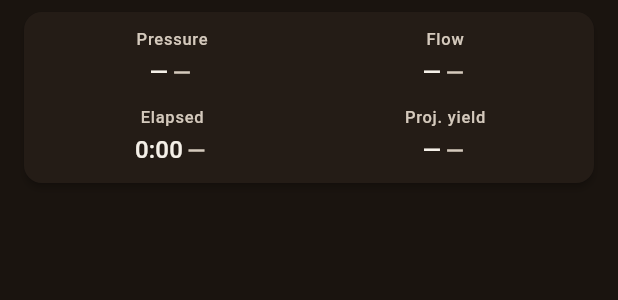
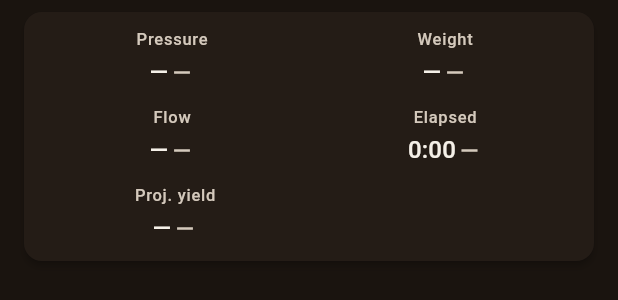
Before and after one commit to isyourbrainfoss/Flowlog, a Flutter app: the LiveMetricsRow widget shown alone on an empty page, opened directly, on a phone screen of 412 x 824 dp. Shown: the top 300 px of the screen. Run offline on Flutter 3.47's test engine with Material 3 defaults, Android fonts, the light colour scheme and no system bars; our stand-ins replace drift, flutter_blue_plus, geolocator, pdf, share_plus, wakelock_plus; missing offline and left inert: file_selector; accounts and stored records are empty; generated files the repository leaves out were written again.

Commit message:
fix(live): Pair sensor when unpaired; show weight g and axis numbers
- Idle banner says Pair sensor (opens Sensors) when no pressensor is paired;
  Reconnect only when a pressensor is already paired.
- Live metrics include Weight (g) alongside Flow (g/s).
- Overlay chart draws numeric right-axis ticks for weight (g); unit labels
  use series colors for g / g/s.

```diff
--- a/app/flowlog/lib/screens/live/metrics_row.dart
+++ b/app/flowlog/lib/screens/live/metrics_row.dart
@@ -14,11 +14,13 @@ enum MetricTrend {
 class LiveMetrics {
   const LiveMetrics({
     this.pressureBar,
+    this.weightG,
     this.flowGs,
     this.tempC,
     required this.elapsedMs,
     this.projectedYieldG,
     this.pressureTrend = MetricTrend.neutral,
+    this.weightTrend = MetricTrend.neutral,
     this.flowTrend = MetricTrend.neutral,
     this.tempTrend = MetricTrend.neutral,
     this.elapsedTrend = MetricTrend.neutral,
@@ -28,11 +30,13 @@ class LiveMetrics {
   static const defaultTargetDurationMs = 30000;
 
   final double? pressureBar;
+  final double? weightG;
   final double? flowGs;
   final double? tempC;
   final int elapsedMs;
   final double? projectedYieldG;
   final MetricTrend pressureTrend;
+  final MetricTrend weightTrend;
   final MetricTrend flowTrend;
   final MetricTrend tempTrend;
   final MetricTrend elapsedTrend;
@@ -70,11 +74,13 @@ class LiveMetrics {
 
     return LiveMetrics(
       pressureBar: current.pressureBar,
+      weightG: current.weightG,
       flowGs: current.flowGs,
       tempC: current.tempC,
       elapsedMs: current.elapsedMs,
       projectedYieldG: projectedYieldG,
       pressureTrend: _trend(current.pressureBar, prior?.pressureBar),
+      weightTrend: _trend(current.weightG, prior?.weightG),
       flowTrend: _trend(current.flowGs, prior?.flowGs),
       tempTrend: _trend(current.tempC, prior?.tempC),
       elapsedTrend: _trend(
@@ -178,12 +184,21 @@ class LiveMetricsRow extends StatelessWidget {
         labelStyle: labelStyle,
         valueStyle: valueStyle,
       ),
+      _MetricTile(
+        key: const Key('live_metric_weight'),
+        label: 'Weight',
+        value: _formatWeight(resolved.weightG),
+        trend: resolved.weightTrend,
+        labelStyle: labelStyle,
+        valueStyle: valueStyle,
+      ),
       FlowStabilityPulse(
         isStable: isFlowStable(
           flowGs: resolved.flowGs,
           flowTrendIsNeutral: resolved.flowTrend == MetricTrend.neutral,
         ),
         child: _MetricTile(
+          key: const Key('live_metric_flow'),
           label: 'Flow',
           value: _formatFlow(resolved.flowGs),
           trend: resolved.flowTrend,
@@ -269,6 +284,13 @@ class LiveMetricsRow extends StatelessWidget {
       return '—';
     }
     return '${bar.toStringAsFixed(1)} bar';
+  }
+
+  static String _formatWeight(double? grams) {
+    if (grams == null) {
+      return '—';
+    }
+    return '${grams.toStringAsFixed(1)} g';
   }
 
   static String _formatFlow(double? flowGs) {
--- a/app/flowlog/lib/screens/live_screen.dart
+++ b/app/flowlog/lib/screens/live_screen.dart
@@ -18,12 +18,15 @@ import 'package:flowlog/screens/live/save_shot.dart';
 import 'package:flowlog/settings/brew_defaults_store.dart';
 import 'package:flowlog/settings/brew_location_store.dart';
 import 'package:flowlog/sync/flowlog_sync_coordinator.dart';
+import 'package:flowlog/screens/more/sensors_screen.dart';
 import 'package:flowlog/sensors/live_sensor_source.dart';
 import 'package:flowlog/sensors/sensor_hub.dart';
 import 'package:flowlog/shell/active_bean_scope.dart';
 import 'package:flowlog/shell/active_brew_scope.dart';
+import 'package:flowlog/shell/app_destinations.dart';
 import 'package:flowlog/shell/shot_events.dart';
 import 'package:flowlog/shell/shell_breakpoints.dart';
+import 'package:flowlog/shell/shell_scope.dart';
 import 'package:flowlog/shell/shortcuts.dart';
 import 'package:flowlog_charts/flowlog_charts.dart';
 import 'package:flowlog_core/flowlog_core.dart';
@@ -430,6 +433,18 @@ class _LiveScreenState extends State<LiveScreen> {
     }
   }
 
+  void _onPairSensors() {
+    FlowlogShellScope.maybeOf(context)?.switchTab(AppTab.more);
+    Navigator.of(context).push(
+      MaterialPageRoute<void>(
+        builder: (context) => Scaffold(
+          appBar: AppBar(title: const Text('Sensors')),
+          body: const SensorsScreen(),
+        ),
+      ),
+    );
+  }
+
   Future<FlowlogDatabase> _ensureDatabase() async {
     if (_database != null) {
       return _database!;
@@ -831,7 +846,11 @@ class _LiveScreenState extends State<LiveScreen> {
                           _IdleSensorStatus(
                             pressureBarNotifier: _livePressureNotifier,
                             lastUpdateNotifier: _livePressureLastUpdate,
+                            pressensorPaired: SensorHubScope.maybeOf(context)
+                                    ?.hasKind(SensorKind.pressensor) ??
+                                false,
                             onReconnect: _onReconnectSensors,
+                            onPair: _onPairSensors,
                             autoStartEnabled: _resolvedAutoStartController.settings.enabled,
                             autoStartThreshold: _resolvedAutoStartController.settings.startThresholdBar,
                           ),
@@ -1153,21 +1172,26 @@ Duration get kIdlePressureLiveWindow => kLivePressureFreshWindow;
 /// A leftover pressure value after a brew is NOT treated as "connected /
 /// ready" once it goes stale — otherwise the UI looks ready when the
 /// sensor has already dropped (common right after a shot). Stale and missing
-/// readings both show the red "not connected" state with a Reconnect button,
-/// matching the first-launch experience. LiveAutoStartListener also clears
-/// notifiers on brew start/stop and when samples age out.
+/// readings both show the red "not ready" state. Action is **Reconnect** when
+/// a pressensor is already paired, or **Pair sensor** when none is paired.
+/// LiveAutoStartListener also clears notifiers on brew start/stop and when
+/// samples age out.
 class _IdleSensorStatus extends StatefulWidget {
   const _IdleSensorStatus({
     required this.pressureBarNotifier,
     required this.lastUpdateNotifier,
+    required this.pressensorPaired,
     required this.onReconnect,
+    required this.onPair,
     required this.autoStartEnabled,
     required this.autoStartThreshold,
   });
 
   final ValueNotifier<double?> pressureBarNotifier;
   final ValueNotifier<DateTime?> lastUpdateNotifier;
+  final bool pressensorPaired;
   final VoidCallback onReconnect;
+  final VoidCallback onPair;
   final bool autoStartEnabled;
   final double autoStartThreshold;
 
@@ -1182,7 +1206,7 @@ class _IdleSensorStatusState extends State<_IdleSensorStatus> {
   void initState() {
     super.initState();
     // Rebuild periodically so a leftover post-shot reading flips from
-    // "ready" to "not ready + Reconnect" as soon as it becomes stale.
+    // "ready" to "not ready" as soon as it becomes stale.
     _ticker = Timer.periodic(const Duration(seconds: 1), (_) {
       if (mounted) setState(() {});
     });
@@ -1209,6 +1233,7 @@ class _IdleSensorStatusState extends State<_IdleSensorStatus> {
   Widget build(BuildContext context) {
     final theme = Theme.of(context);
     final cs = theme.colorScheme;
+    final paired = widget.pressensorPaired;
 
     return ValueListenableBuilder<double?>(
       valueListenable: widget.pressureBarNotifier,
@@ -1234,16 +1259,23 @@ class _IdleSensorStatusState extends State<_IdleSensorStatus> {
                   ? 'Live: $pStr bar · Auto-start at ${widget.autoStartThreshold.toStringAsFixed(1)} bar'
                   : 'Live: $pStr bar';
             } else if (hasStaleReading && pressureValue != null) {
-              // Same red "not ready" look as a fresh app open, but keep the
-              // last number visible so the user can see why it looked ready.
               title = 'Pressensor not ready — no live pressure';
               final pStr = pressureValue.toStringAsFixed(2);
-              subtitle =
-                  'Last reading: $pStr bar (stale). Reconnect, then start the next shot.';
+              subtitle = paired
+                  ? 'Last reading: $pStr bar (stale). Reconnect, then start the next shot.'
+                  : 'Last reading: $pStr bar (stale). Pair a pressensor to continue.';
+            } else if (!paired) {
+              title = 'No pressensor paired';
+              subtitle = 'Pair a pressensor to record pressure and auto-start';
             } else {
               title = 'Pressensor not connected';
               subtitle = 'Reconnect to start recording';
             }
+
+            final actionLabel = paired ? 'Reconnect' : 'Pair sensor';
+            final actionKey = paired
+                ? const Key('idle_sensor_reconnect')
+                : const Key('idle_sensor_pair');
 
             return Material(
               key: const Key('idle_sensor_status'),
@@ -1280,15 +1312,16 @@ class _IdleSensorStatusState extends State<_IdleSensorStatus> {
                     ),
                     if (!isLive)
                       OutlinedButton(
-                        key: const Key('idle_sensor_reconnect'),
+                        key: actionKey,
                         style: OutlinedButton.styleFrom(
                           foregroundColor: onColor,
                           side: BorderSide(
                             color: onColor.withValues(alpha: 0.5),
                           ),
                         ),
-                        onPressed: widget.onReconnect,
-                        child: const Text('Reconnect'),
+                        onPressed:
+                            paired ? widget.onReconnect : widget.onPair,
+                        child: Text(actionLabel),
                       ),
                   ],
                 ),
--- a/packages/flowlog_charts/lib/src/dual_curve_chart.dart
+++ b/packages/flowlog_charts/lib/src/dual_curve_chart.dart
@@ -1119,6 +1119,7 @@ class DualCurveChartPainter extends CustomPainter {
   }
 
   void _drawGrid(Canvas canvas, Rect plotRect, _ChartScales scales) {
+    // Primary (left) grid + labels: pressure when shown, else weight, else flow.
     if (showPressure) {
       _drawValueGrid(
         canvas,
@@ -1146,7 +1147,60 @@ class DualCurveChartPainter extends CustomPainter {
       );
     }
 
+    // Overlay mode: pressure uses the left axis; put weight numbers on the
+    // right so g is readable (flow uses a different scale — numbers in split /
+    // flow-only, or via crosshair + metrics row).
+    if (!compact && showPressure && showWeight) {
+      _drawRightValueLabels(
+        canvas,
+        plotRect,
+        maxValue: scales.weightMax,
+        step: _gridStepForMax(scales.weightMax, targetLines: 5),
+        color: FlowlogChartColors.weightLine,
+      );
+    } else if (!compact && showPressure && showFlow && !showWeight) {
+      _drawRightValueLabels(
+        canvas,
+        plotRect,
+        maxValue: scales.flowMax,
+        step: 1,
+        color: FlowlogChartColors.flowLine,
+      );
+    }
+
     _drawTimeGrid(canvas, plotRect, scales);
+  }
+
+  /// Numeric labels for the secondary (right) axis in overlay mode.
+  void _drawRightValueLabels(
+    Canvas canvas,
+    Rect plotRect, {
+    required double maxValue,
+    required double step,
+    required Color color,
+  }) {
+    if (maxValue <= 0 || step <= 0) {
+      return;
+    }
+
+    final tickStyle = TextStyle(
+      color: color.withValues(alpha: 0.95),
+      fontSize: 9,
+      fontWeight: FontWeight.w500,
+    );
+
+    for (var value = step; value < maxValue - 0.001; value += step) {
+      final y = plotRect.bottom - (value / maxValue) * plotRect.height;
+      final labelY = y <= plotRect.top + 1 ? y + 3 : y - 7;
+      _paintText(
+        canvas,
+        _formatGridValue(value),
+        Offset(plotRect.right + 4, labelY),
+        tickStyle,
+        maxWidth: rightPad - 4,
+        align: TextAlign.left,
+      );
+    }
   }
 
   double _gridStepForMax(double maxValue, {required int targetLines}) {
@@ -1287,24 +1341,58 @@ class DualCurveChartPainter extends CustomPainter {
         textStyle,
       );
     } else {
+      if (showPressure) {
         _drawAxisLabel(
           canvas,
           'bar',
           Offset(4, axisUnitTop),
           textStyle,
         );
+      } else if (showWeight) {
+        _drawAxisLabel(
+          canvas,
+          'g',
+          Offset(4, axisUnitTop),
+          textStyle,
+        );
+      } else if (showFlow) {
+        _drawAxisLabel(
+          canvas,
+          'g/s',
+          Offset(4, axisUnitTop),
+          textStyle,
+        );
+      }
+
+      // Secondary units on the right (overlay). Weight is the primary scale
+      // metric for stopping the shot; flow is marked mid-plot.
+      if (showPressure && showWeight) {
         _drawAxisLabel(
           canvas,
           'g',
           Offset(plotRect.right + 6, axisUnitTop),
-        textStyle,
-      );
+          textStyle.copyWith(color: FlowlogChartColors.weightLine),
+        );
+      }
+      if (showPressure && showFlow) {
+        final flowLabelTop = showWeight
+            ? plotRect.center.dy
+            : axisUnitTop;
         _drawAxisLabel(
           canvas,
           'g/s',
-        Offset(plotRect.right + 6, plotRect.center.dy),
-        textStyle,
-      );
+          Offset(plotRect.right + 6, flowLabelTop),
+          textStyle.copyWith(color: FlowlogChartColors.flowLine),
+        );
+      }
+      if (!showPressure && showWeight && showFlow) {
+        _drawAxisLabel(
+          canvas,
+          'g/s',
+          Offset(plotRect.right + 6, axisUnitTop),
+          textStyle.copyWith(color: FlowlogChartColors.flowLine),
+        );
+      }
     }
 
     final stepMs = _timeGridStepMs(scales.timeSpanMs);
```
Also changed, not shown: 2 other files. Lines whose indentation alone changed are shown as unchanged.
